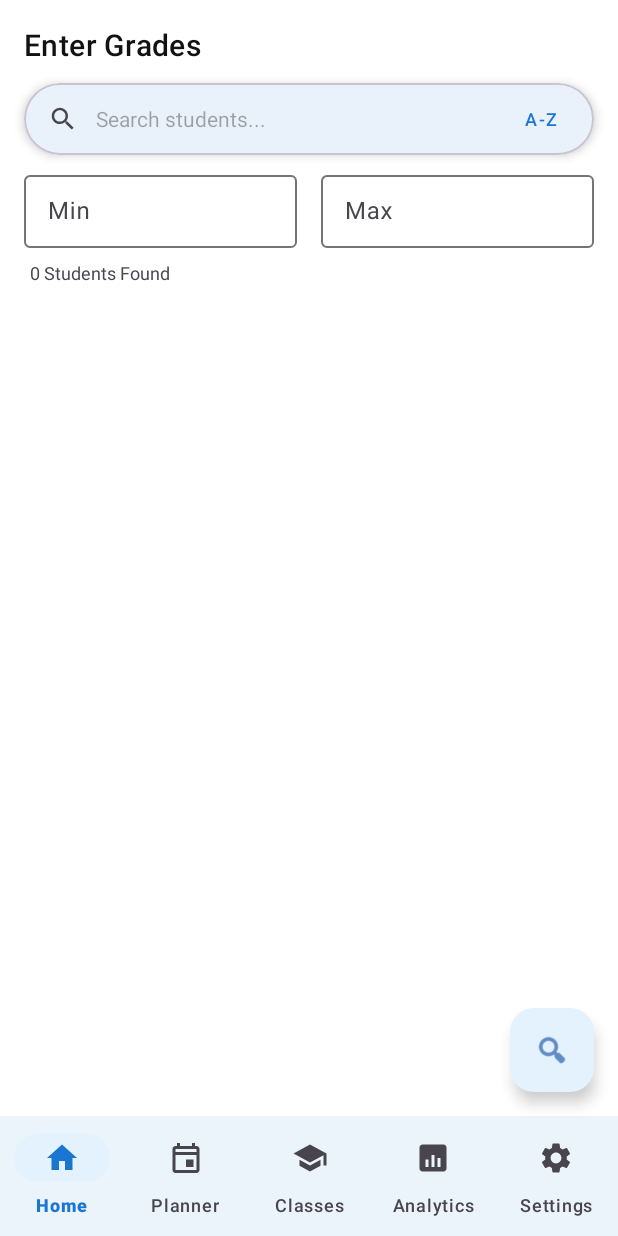
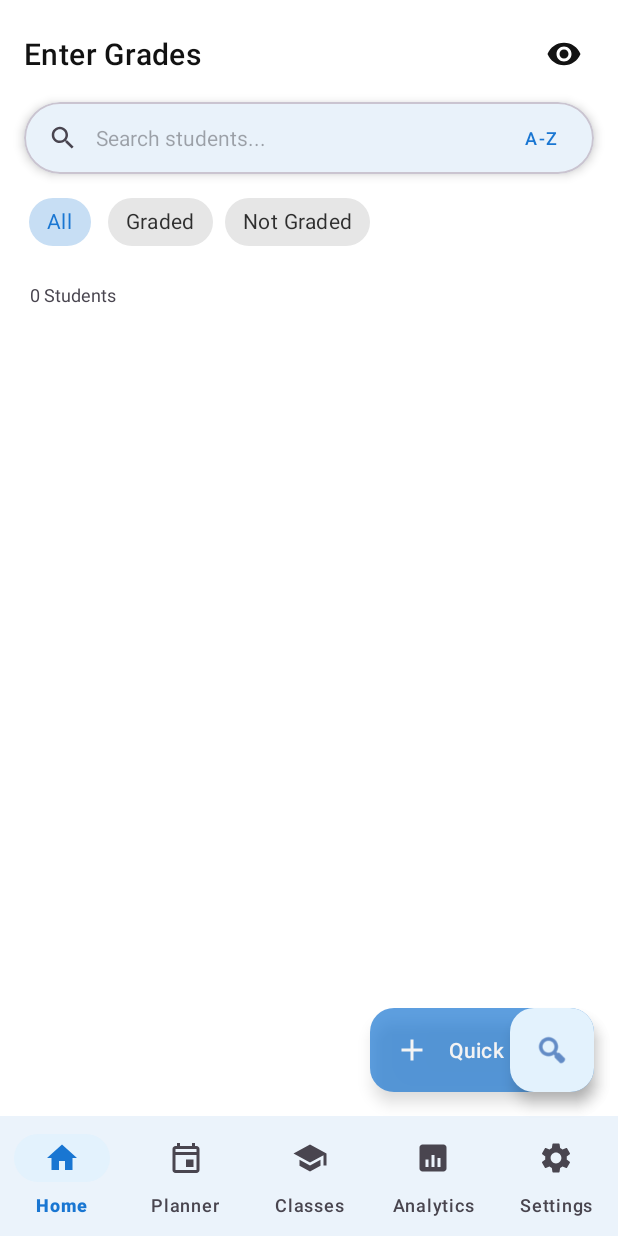
Before and after one commit to azizi-nabil/additioapp, an Android app: the fragment GradeEntryFragment placed in its activity, on a phone screen of 412 x 824 dp. Run offline under Robolectric (Android 15) with nearby library versions, the phone set to English and light mode, and no system bars; our stand-ins replace navigation-ui.

Commit message:
ui: Add eye toggle and FAB to grade entry screen
- Eye toggle button to show/hide FAB
- Quick Grade FAB with scroll-to-top action
- Replaced score filters with chip filters (All/Graded/Not Graded)
- Filter strings localized in EN/FR/AR

```diff
--- a/app/src/main/java/com/example/additioapp/ui/fragments/GradeEntryFragment.kt
+++ b/app/src/main/java/com/example/additioapp/ui/fragments/GradeEntryFragment.kt
@@ -4,9 +4,12 @@ import android.os.Bundle
 import android.view.LayoutInflater
 import android.view.View
 import android.view.ViewGroup
+import android.widget.EditText
+import android.widget.ImageButton
 import android.widget.TextView
 import androidx.fragment.app.Fragment
 import androidx.fragment.app.viewModels
+import androidx.preference.PreferenceManager
 import androidx.recyclerview.widget.LinearLayoutManager
 import androidx.recyclerview.widget.RecyclerView
 import com.example.additioapp.AdditioApplication
@@ -17,6 +20,8 @@ import com.example.additioapp.ui.adapters.GradeEntryAdapter
 import com.example.additioapp.ui.adapters.StudentGradeItem
 import com.example.additioapp.ui.viewmodel.GradeViewModel
 import com.example.additioapp.ui.viewmodel.StudentViewModel
+import com.google.android.material.chip.Chip
+import com.google.android.material.floatingactionbutton.ExtendedFloatingActionButton
 
 class GradeEntryFragment : Fragment() {
 
@@ -53,8 +58,47 @@ class GradeEntryFragment : Fragment() {
         val titleTextView = view.findViewById<TextView>(R.id.textGradeItemTitle)
         val btnSort = view.findViewById<View>(R.id.btnSort)
         val recyclerView = view.findViewById<RecyclerView>(R.id.recyclerViewGradeEntry)
+        val editSearch = view.findViewById<EditText>(R.id.editSearchStudent)
+        val textStudentCount = view.findViewById<TextView>(R.id.textStudentCount)
+
+        // FAB and toggle
+        val fab = view.findViewById<ExtendedFloatingActionButton>(R.id.fabAddGrade)
+        val btnToggleFab = view.findViewById<ImageButton>(R.id.btnToggleFab)
+
+        // Filter chips
+        val chipAll = view.findViewById<Chip>(R.id.chipAll)
+        val chipGraded = view.findViewById<Chip>(R.id.chipGraded)
+        val chipNotGraded = view.findViewById<Chip>(R.id.chipNotGraded)
 
         titleTextView.text = gradeItemName ?: "Enter Grades"
+
+        // FAB toggle functionality
+        val prefs = PreferenceManager.getDefaultSharedPreferences(requireContext())
+        var isFabVisible = prefs.getBoolean("pref_fab_visible_grade_entry", true)
+
+        fun updateFabVisibility() {
+            if (isFabVisible) {
+                fab.show()
+                btnToggleFab.setImageResource(R.drawable.ic_visibility)
+                btnToggleFab.alpha = 1.0f
+            } else {
+                fab.hide()
+                btnToggleFab.setImageResource(R.drawable.ic_visibility_off)
+                btnToggleFab.alpha = 0.6f
+            }
+        }
+        updateFabVisibility()
+
+        btnToggleFab.setOnClickListener {
+            isFabVisible = !isFabVisible
+            prefs.edit().putBoolean("pref_fab_visible_grade_entry", isFabVisible).apply()
+            updateFabVisibility()
+        }
+
+        // FAB action - scroll to top for now
+        fab.setOnClickListener {
+            recyclerView.smoothScrollToPosition(0)
+        }
 
         val adapter = GradeEntryAdapter { item, score, status ->
             val existingId = item.gradeRecord?.id ?: 0L
@@ -71,7 +115,9 @@ class GradeEntryFragment : Fragment() {
         recyclerView.adapter = adapter
         recyclerView.layoutManager = LinearLayoutManager(requireContext())
 
-        var currentSortMode = "NAME_ASC" // NAME_ASC, NAME_DESC, ID_ASC
+        var currentSortMode = "NAME_ASC"
+        var currentFilter = "ALL" // ALL, GRADED, NOT_GRADED
+        var searchQuery = ""
 
         fun updateList(students: List<com.example.additioapp.data.model.StudentEntity>, records: List<GradeRecordEntity>) {
             val items = students.map { student ->
@@ -79,44 +125,33 @@ class GradeEntryFragment : Fragment() {
                 StudentGradeItem(student, record)
             }
 
+            // Filter by search and grade status
+            val filteredItems = items.filter { item ->
+                val matchesSearch = item.student.name.contains(searchQuery, ignoreCase = true)
+                val matchesFilter = when (currentFilter) {
+                    "GRADED" -> item.gradeRecord?.score != null
+                    "NOT_GRADED" -> item.gradeRecord?.score == null
+                    else -> true
+                }
+                matchesSearch && matchesFilter
+            }
+
             val sortedItems = when (currentSortMode) {
-                "NAME_ASC" -> items.sortedBy { it.student.name }
-                "NAME_DESC" -> items.sortedByDescending { it.student.name }
-                "ID_ASC" -> items.sortedBy { it.student.id }
-                else -> items
+                "NAME_ASC" -> filteredItems.sortedBy { it.student.name }
+                "NAME_DESC" -> filteredItems.sortedByDescending { it.student.name }
+                "ID_ASC" -> filteredItems.sortedBy { it.student.id }
+                else -> filteredItems
             }
+
+            textStudentCount.text = "${sortedItems.size} Students"
             adapter.submitList(sortedItems)
         }
-
-        val editSearch = view.findViewById<android.widget.EditText>(R.id.editSearchStudent)
-        val editMinScore = view.findViewById<android.widget.EditText>(R.id.editMinScore)
-        val editMaxScore = view.findViewById<android.widget.EditText>(R.id.editMaxScore)
-        val textStudentCount = view.findViewById<TextView>(R.id.textStudentCount)
-
-        var searchQuery = ""
-        var minScore: Double? = null
-        var maxScore: Double? = null
 
         studentViewModel.getStudentsForClass(classId).observe(viewLifecycleOwner) { students ->
             gradeViewModel.getGradesForItem(gradeItemId).observe(viewLifecycleOwner) { records ->
 
                 fun filterAndUpdate() {
-                    val filteredStudents = students.filter { student ->
-                        val record = records.find { it.studentId == student.id }
-                        val score = record?.score?.toDouble() ?: 0.0
-
-                        val matchesName = student.name.contains(searchQuery, ignoreCase = true)
-
-                        val currentMin = minScore
-                        val matchesMin = if (currentMin != null) score >= currentMin else true
-
-                        val currentMax = maxScore
-                        val matchesMax = if (currentMax != null) score <= currentMax else true
-
-                        matchesName && matchesMin && matchesMax
-                    }
-                    textStudentCount.text = "${filteredStudents.size} Students Found"
-                    updateList(filteredStudents, records)
+                    updateList(students, records)
                 }
 
                 editSearch.addTextChangedListener(object : android.text.TextWatcher {
@@ -128,23 +163,19 @@ class GradeEntryFragment : Fragment() {
                     }
                 })
 
-                editMinScore.addTextChangedListener(object : android.text.TextWatcher {
-                    override fun beforeTextChanged(s: CharSequence?, start: Int, count: Int, after: Int) {}
-                    override fun onTextChanged(s: CharSequence?, start: Int, before: Int, count: Int) {}
-                    override fun afterTextChanged(s: android.text.Editable?) {
-                        minScore = s.toString().toDoubleOrNull()
-                        filterAndUpdate()
-                    }
-                })
-
-                editMaxScore.addTextChangedListener(object : android.text.TextWatcher {
-                    override fun beforeTextChanged(s: CharSequence?, start: Int, count: Int, after: Int) {}
-                    override fun onTextChanged(s: CharSequence?, start: Int, before: Int, count: Int) {}
-                    override fun afterTextChanged(s: android.text.Editable?) {
-                        maxScore = s.toString().toDoubleOrNull()
-                        filterAndUpdate()
-                    }
-                })
+                // Chip filter listeners
+                chipAll.setOnClickListener {
+                    currentFilter = "ALL"
+                    filterAndUpdate()
+                }
+                chipGraded.setOnClickListener {
+                    currentFilter = "GRADED"
+                    filterAndUpdate()
+                }
+                chipNotGraded.setOnClickListener {
+                    currentFilter = "NOT_GRADED"
+                    filterAndUpdate()
+                }
 
                 // Initial load
                 filterAndUpdate()
--- a/app/src/main/res/layout/fragment_grade_entry.xml
+++ b/app/src/main/res/layout/fragment_grade_entry.xml
@@ -1,24 +1,46 @@
 <?xml version="1.0" encoding="utf-8"?>
-<androidx.constraintlayout.widget.ConstraintLayout xmlns:android="http://schemas.android.com/apk/res/android"
+<androidx.coordinatorlayout.widget.CoordinatorLayout xmlns:android="http://schemas.android.com/apk/res/android"
     xmlns:app="http://schemas.android.com/apk/res-auto"
     xmlns:tools="http://schemas.android.com/tools"
     android:layout_width="match_parent"
     android:layout_height="match_parent"
     android:background="?attr/colorSurface">
 
+    <androidx.constraintlayout.widget.ConstraintLayout
+        android:layout_width="match_parent"
+        android:layout_height="match_parent">
+
+        <!-- Header with eye toggle -->
+        <LinearLayout
+            android:id="@+id/headerLayout"
+            android:layout_width="0dp"
+            android:layout_height="wrap_content"
+            android:orientation="horizontal"
+            android:gravity="center_vertical"
+            android:paddingHorizontal="16dp"
+            android:paddingTop="16dp"
+            app:layout_constraintTop_toTopOf="parent"
+            app:layout_constraintStart_toStartOf="parent"
+            app:layout_constraintEnd_toEndOf="parent">
+
             <TextView
                 android:id="@+id/textGradeItemTitle"
                 android:layout_width="0dp"
                 android:layout_height="wrap_content"
-        android:layout_marginStart="16dp"
-        android:layout_marginTop="16dp"
-        android:layout_marginEnd="16dp"
+                android:layout_weight="1"
                 android:text="@string/label_grade_item_name"
                 android:textAppearance="?attr/textAppearanceHeadline6"
-        android:textColor="?attr/colorOnSurface"
-        app:layout_constraintTop_toTopOf="parent"
-        app:layout_constraintStart_toStartOf="parent"
-        app:layout_constraintEnd_toEndOf="parent"/>
+                android:textColor="?attr/colorOnSurface"/>
+
+            <ImageButton
+                android:id="@+id/btnToggleFab"
+                android:layout_width="40dp"
+                android:layout_height="40dp"
+                android:src="@drawable/ic_visibility"
+                app:tint="?attr/colorOnSurface"
+                android:background="?attr/selectableItemBackgroundBorderless"
+                android:contentDescription="Show/Hide Add Button"/>
+        </LinearLayout>
 
         <!-- Search Bar -->
         <com.google.android.material.card.MaterialCardView
@@ -31,7 +53,7 @@
             app:cardElevation="4dp"
             app:layout_constraintEnd_toEndOf="parent"
             app:layout_constraintStart_toStartOf="parent"
-        app:layout_constraintTop_toBottomOf="@id/textGradeItemTitle">
+            app:layout_constraintTop_toBottomOf="@id/headerLayout">
 
             <LinearLayout
                 android:layout_width="match_parent"
@@ -78,39 +100,43 @@
             android:layout_width="match_parent"
             android:layout_height="wrap_content"
             android:orientation="horizontal"
-        android:layout_marginHorizontal="16dp"
-        android:layout_marginTop="8dp"
-        app:layout_constraintTop_toBottomOf="@id/searchCard">
+            android:gravity="center_vertical"
+            android:paddingHorizontal="16dp"
+            android:paddingVertical="8dp"
+            app:layout_constraintTop_toBottomOf="@id/searchCard"
+            app:layout_constraintStart_toStartOf="parent"
+            app:layout_constraintEnd_toEndOf="parent">
 
-        <com.google.android.material.textfield.TextInputLayout
-            android:layout_width="0dp"
+            <com.google.android.material.chip.ChipGroup
+                android:id="@+id/chipGroupFilter"
+                android:layout_width="wrap_content"
                 android:layout_height="wrap_content"
-            android:layout_weight="1"
-            android:layout_marginEnd="8dp"
-            android:hint="@string/hint_min"
-            style="@style/Widget.Material3.TextInputLayout.OutlinedBox.Dense">
+                app:singleSelection="true"
+                app:selectionRequired="true"
+                app:chipSpacingHorizontal="8dp">
 
-            <com.google.android.material.textfield.TextInputEditText
-                android:id="@+id/editMinScore"
-                android:layout_width="match_parent"
+                <com.google.android.material.chip.Chip
+                    android:id="@+id/chipAll"
+                    android:layout_width="wrap_content"
                     android:layout_height="wrap_content"
-                android:inputType="numberDecimal"/>
-        </com.google.android.material.textfield.TextInputLayout>
+                    android:text="@string/filter_all"
+                    style="@style/Widget.MaterialComponents.Chip.Choice"
+                    android:checked="true"/>
 
-        <com.google.android.material.textfield.TextInputLayout
-            android:layout_width="0dp"
+                <com.google.android.material.chip.Chip
+                    android:id="@+id/chipGraded"
+                    android:layout_width="wrap_content"
                     android:layout_height="wrap_content"
-            android:layout_weight="1"
-            android:layout_marginStart="8dp"
-            android:hint="@string/hint_max"
-            style="@style/Widget.Material3.TextInputLayout.OutlinedBox.Dense">
+                    android:text="@string/filter_graded"
+                    style="@style/Widget.MaterialComponents.Chip.Choice"/>
 
-            <com.google.android.material.textfield.TextInputEditText
-                android:id="@+id/editMaxScore"
-                android:layout_width="match_parent"
+                <com.google.android.material.chip.Chip
+                    android:id="@+id/chipNotGraded"
+                    android:layout_width="wrap_content"
                     android:layout_height="wrap_content"
-                android:inputType="numberDecimal"/>
-        </com.google.android.material.textfield.TextInputLayout>
+                    android:text="@string/filter_not_graded"
+                    style="@style/Widget.MaterialComponents.Chip.Choice"/>
+            </com.google.android.material.chip.ChipGroup>
         </LinearLayout>
 
         <TextView
@@ -132,7 +158,7 @@
             android:layout_marginTop="8dp"
             android:clipToPadding="false"
             android:paddingHorizontal="12dp"
-        android:paddingBottom="16dp"
+            android:paddingBottom="80dp"
             app:layout_constraintBottom_toBottomOf="parent"
             app:layout_constraintEnd_toEndOf="parent"
             app:layout_constraintStart_toStartOf="parent"
@@ -140,3 +166,20 @@
             tools:listitem="@layout/item_grade_entry" />
 
     </androidx.constraintlayout.widget.ConstraintLayout>
+
+    <!-- FAB for adding grade item -->
+    <com.google.android.material.floatingactionbutton.ExtendedFloatingActionButton
+        android:id="@+id/fabAddGrade"
+        android:layout_width="wrap_content"
+        android:layout_height="wrap_content"
+        android:layout_gravity="bottom|end"
+        android:layout_margin="16dp"
+        android:alpha="0.70"
+        android:text="@string/action_quick_grade"
+        android:textColor="@android:color/white"
+        app:icon="@drawable/ic_add"
+        app:iconTint="@android:color/white"
+        app:backgroundTint="?attr/colorPrimary"
+        android:contentDescription="Quick grade"/>
+
+</androidx.coordinatorlayout.widget.CoordinatorLayout>
--- a/app/src/main/res/values/strings.xml
+++ b/app/src/main/res/values/strings.xml
@@ -278,6 +278,8 @@
     <string name="filter_all">All</string>
     <string name="filter_positive">Positive</string>
     <string name="filter_negative">Negative</string>
+    <string name="filter_graded">Graded</string>
+    <string name="filter_not_graded">Not Graded</string>
 
     <!-- Dialogs -->
     <string name="dialog_delete_title">Delete</string>
@@ -693,4 +695,5 @@
     <string name="toast_marked_completed">Marked as completed</string>
     <string name="absence_section_title">📋 Teacher Absences</string>
     <string name="absence_completed_count">✅ Completed (%d)</string>
+    <string name="action_quick_grade">Quick Grade</string>
 </resources>
```
Also changed, not shown: 2 other files. Lines whose indentation alone changed are shown as unchanged.
